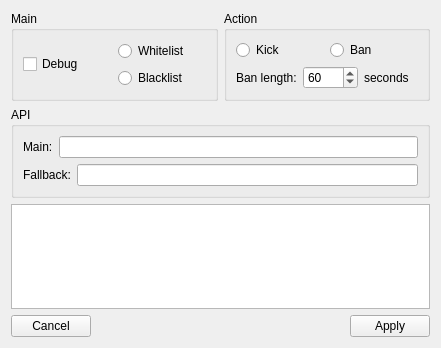
The window that scripts/ISPValidator/settings.ui (Bluscream/pyTSon_plugins) describes before a commit, drawn with Qt 5.
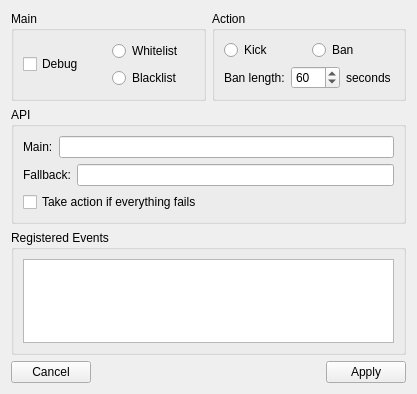
The same window after the commit.

Commit message: finished raw ISPValidator

The edit to the form file:
```diff
--- a/scripts/ISPValidator/settings.ui
+++ b/scripts/ISPValidator/settings.ui
@@ -7,8 +7,8 @@
    <rect>
     <x>0</x>
     <y>0</y>
-    <width>441</width>
-    <height>348</height>
+    <width>417</width>
+    <height>394</height>
    </rect>
   </property>
   <property name="windowTitle">
@@ -139,11 +139,27 @@
         </item>
        </layout>
       </item>
+      <item>
+       <widget class="QCheckBox" name="chk_failover">
+        <property name="text">
+         <string>Take action if everything fails</string>
+        </property>
+       </widget>
+      </item>
      </layout>
     </widget>
    </item>
    <item>
-    <widget class="QListWidget" name="lst_events"/>
+    <widget class="QGroupBox" name="groupBox_4">
+     <property name="title">
+      <string>Registered Events</string>
+     </property>
+     <layout class="QHBoxLayout" name="horizontalLayout_8">
+      <item>
+       <widget class="QListWidget" name="lst_events"/>
+      </item>
+     </layout>
+    </widget>
    </item>
    <item>
     <layout class="QHBoxLayout" name="horizontalLayout">
```
Left out of the diff: 6 changed lines with no effect on the pictures. The commit also changes 2 other files.
